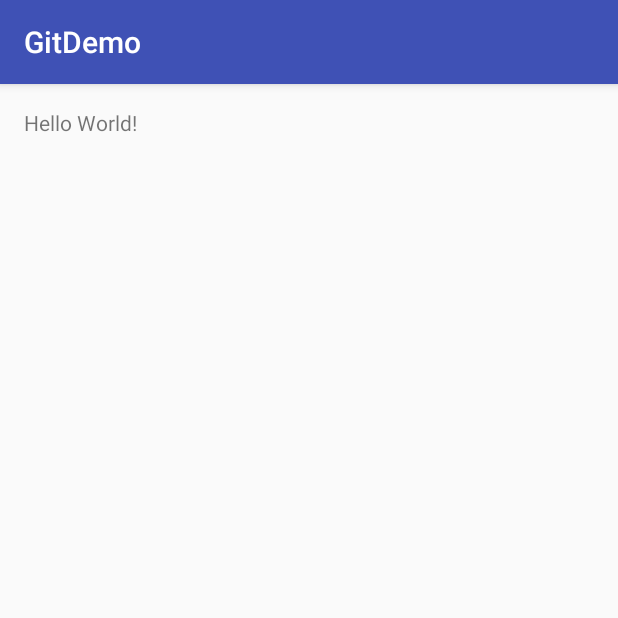
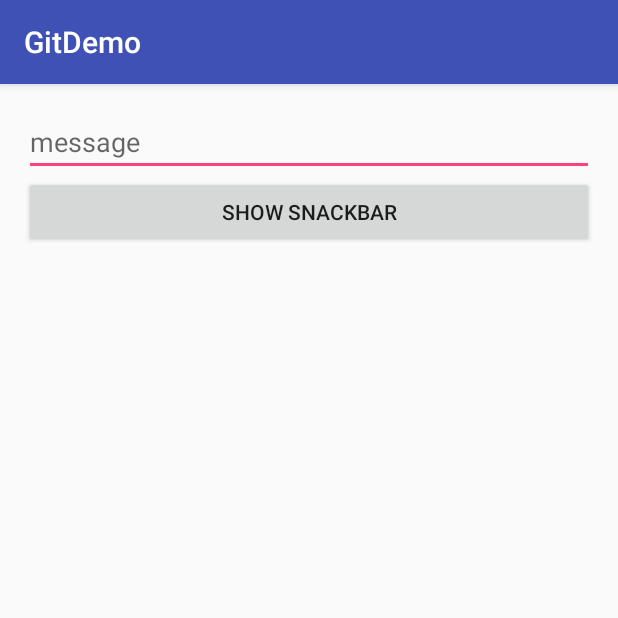
Before and after one commit to adorjanadam/GitDemo, an Android app: the screen it shows after launch (MainActivity), on a phone screen of 412 x 824 dp, the top half of it. Run offline under Robolectric (Android 15) with nearby library versions, the phone set to English and light mode, and no system bars.

Commit message:
Button,Edittext added to MainActvity to show a Snackbar

```diff
--- a/app/build.gradle
+++ b/app/build.gradle
@@ -25,5 +25,7 @@ dependencies {
     exclude group: 'com.android.support', module: 'support-annotations'
   })
   compile 'com.android.support:appcompat-v7:25.3.1'
+  compile 'com.android.support:design:25.3.1'
+  compile 'com.android.support:support-v4:25.3.1'
   testCompile 'junit:junit:4.12'
 }
--- a/app/src/main/java/hu/adamdev/adamadorjan/gitdemo/MainActivity.java
+++ b/app/src/main/java/hu/adamdev/adamadorjan/gitdemo/MainActivity.java
@@ -1,12 +1,64 @@
 package hu.adamdev.adamadorjan.gitdemo;
 
+import android.graphics.Color;
+import android.support.annotation.ColorInt;
+import android.support.design.widget.Snackbar;
 import android.support.v7.app.AppCompatActivity;
 import android.os.Bundle;
+import android.view.View;
+import android.widget.Button;
+import android.widget.EditText;
 
 public class MainActivity extends AppCompatActivity {
+
+  private static final int SNACKBAR_MODE_MESSAGE = 1;
+  private static final int SNACKBAR_MODE_ERROR = 0;
+  EditText editText;
+  Button button;
 
   @Override protected void onCreate(Bundle savedInstanceState) {
     super.onCreate(savedInstanceState);
     setContentView(R.layout.activity_main);
+
+    editText = (EditText) findViewById(R.id.editText);
+    button = (Button) findViewById(R.id.button);
+    button.setOnClickListener(new View.OnClickListener() {
+      @Override public void onClick(View view) {
+
+        if (!editText.getText().toString().equals("")) {
+          showSnackbar(editText.getText().toString(), button, SNACKBAR_MODE_MESSAGE);
+          editText.setText("");
+          editText.setError(null);
+
+        } else {
+          showSnackbar("Enter a message!", button, SNACKBAR_MODE_ERROR);
+          editText.setError("Enter a message!");
+        }
+      }
+    });
+  }
+
+  private void showSnackbar(String text, View view, int mode) {
+    @ColorInt int color;
+    switch (mode) {
+      case SNACKBAR_MODE_ERROR:
+        color = Color.RED;
+        break;
+      case SNACKBAR_MODE_MESSAGE:
+        color = Color.GREEN;
+        break;
+      default:
+        color = Color.WHITE;
+        break;
+    }
+
+    final Snackbar snackbar = Snackbar.make(view, text, Snackbar.LENGTH_INDEFINITE);
+    snackbar.setAction("Ok", new View.OnClickListener() {
+      @Override public void onClick(View view) {
+        snackbar.dismiss();
+
+      }
+    });
+    snackbar.setActionTextColor(color).show();
   }
 }
--- a/app/src/main/res/layout/activity_main.xml
+++ b/app/src/main/res/layout/activity_main.xml
@@ -11,9 +11,24 @@
     tools:context="hu.adamdev.adamadorjan.gitdemo.MainActivity"
     >
 
-  <TextView
+  <EditText
       android:layout_width="wrap_content"
       android:layout_height="wrap_content"
-      android:text="Hello World!"
+      android:inputType="textPersonName"
+      android:ems="10"
+      android:layout_alignParentTop="true"
+      android:layout_alignParentStart="true"
+      android:id="@+id/editText"
+      android:hint="message"
+      android:layout_alignParentEnd="true"
+      />
+  <Button
+      android:text="Show Snackbar"
+      android:layout_width="wrap_content"
+      android:layout_height="wrap_content"
+      android:layout_below="@+id/editText"
+      android:layout_alignParentStart="true"
+      android:id="@+id/button"
+      android:layout_alignParentEnd="true"
       />
 </RelativeLayout>
```
Also changed, not shown: 1 other file.
